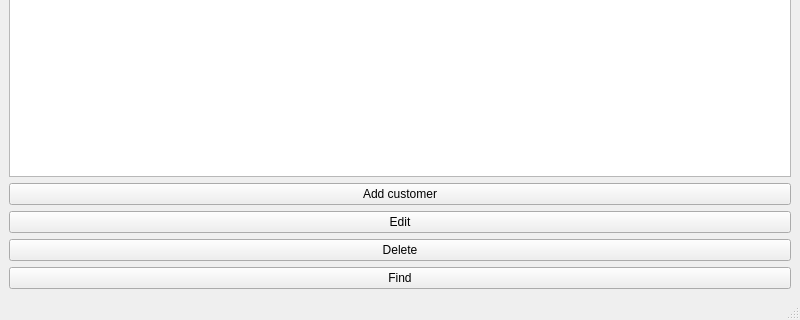
Qt form mainwindow.ui (verden-kma/Qt_Lab_1) before a commit; both pictures show x 0 to 800 and y 280 to 600 of the 800 by 600 pixel window.
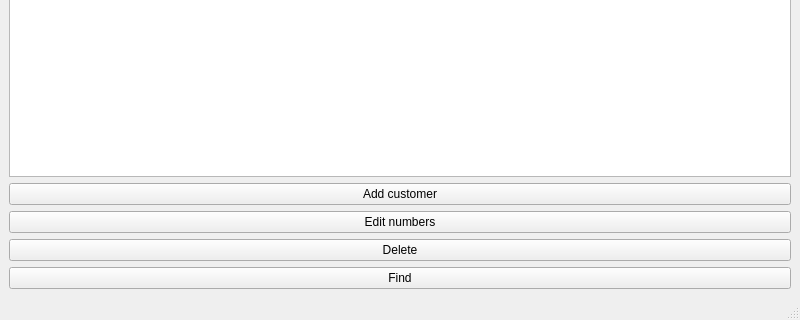
The same form after that commit.

Commit message: -implement edit functionality -todo:emit change signal for combobox delegate

Patch:
```diff
--- a/mainwindow.ui
+++ b/mainwindow.ui
@@ -47,7 +47,7 @@
     <item row="5" column="0">
      <widget class="QPushButton" name="editButton">
       <property name="text">
-       <string>Edit</string>
+       <string>Edit numbers</string>
       </property>
      </widget>
     </item>
```
The commit also changes 17 other files.
